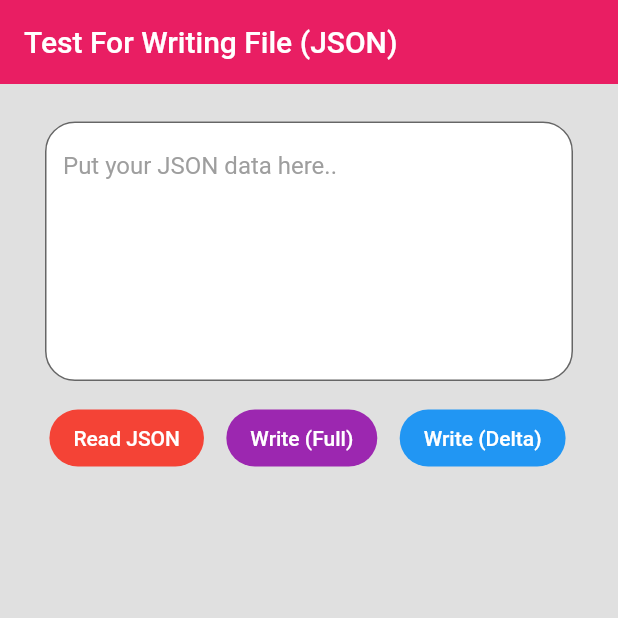
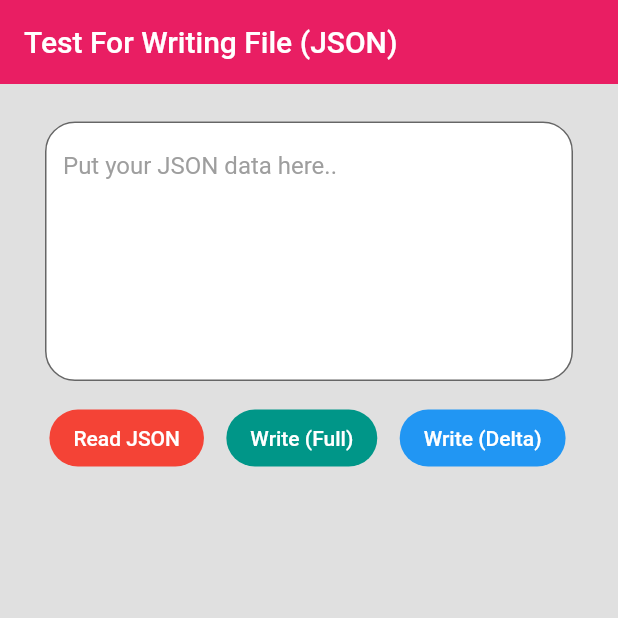
Before and after one commit to PlaPud/FullDeltaSyncLocal, a Flutter app: the screen it shows after launch, on a phone screen of 412 x 824 dp, the top half of it. Run offline on Flutter 3.47's test engine with Material 2 defaults, Android fonts, the phone set to English and light mode, and no system bars; our stand-ins replace hive, hive_flutter; accounts and stored records are empty.

Commit message:
change color bc Nina

```diff
--- a/lib/modules/product/product_view.dart
+++ b/lib/modules/product/product_view.dart
@@ -69,8 +69,8 @@ class _ProductViewState extends State<ProductView> {
             ),
             ElevatedButton(
               style: ButtonStyle(
-                foregroundColor: getColor(Colors.white, Colors.purple),
-                backgroundColor: getColor(Colors.purple, Colors.white),
+                foregroundColor: getColor(Colors.white, Colors.teal),
+                backgroundColor: getColor(Colors.teal, Colors.white),
               ),
               onPressed: () async {
                 await productViewModel.fullSyncWrite(inputText);
@@ -125,11 +125,11 @@ class _ProductViewState extends State<ProductView> {
                     ),
                     child: ListTile(
                       title: Text(
-                        'Title: "${productList[index].title}"',
+                        'Title: ${productList[index].title}',
                       ),
-                      subtitle: Text('Price: ${productList[index].price}'),
+                      subtitle: Text('Price: ${productList[index].price} Baht'),
                       trailing:
-                          Text('Stock: ${productList[index].remainInStock}'),
+                          Text('Stock(s): ${productList[index].remainInStock}'),
                     ),
                   );
                 },
```
